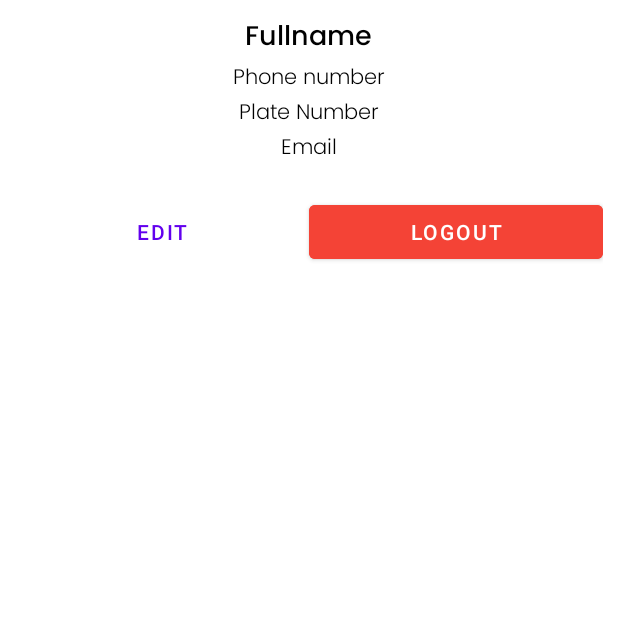
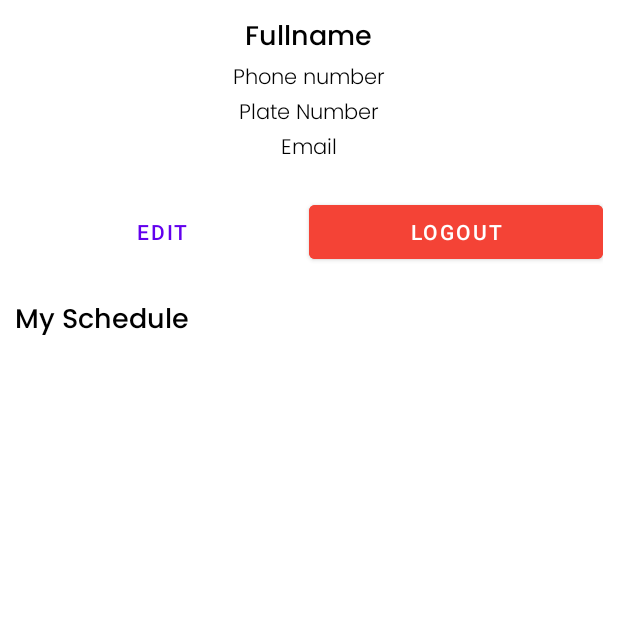
Before and after one commit to flysolo17/jewel, an Android app: the ProfileFragment screen opened through its navigation route, on a phone screen of 412 x 824 dp, the top half of it. Run offline under Robolectric (Android 15) with nearby library versions, the phone set to English and light mode, and no system bars; our stand-ins replace Firebase (no records; nobody signed in at launch, a user with empty details on screens opened directly), navigation-ui.

Commit message:
Collector Sched

```diff
--- a/app/src/main/java/com/flysolo/collectorapp/nav/ProfileFragment.kt
+++ b/app/src/main/java/com/flysolo/collectorapp/nav/ProfileFragment.kt
@@ -6,11 +6,14 @@ import androidx.fragment.app.Fragment
 import android.view.LayoutInflater
 import android.view.View
 import android.view.ViewGroup
+import androidx.recyclerview.widget.LinearLayoutManager
 import com.flysolo.collectorapp.R
+import com.flysolo.collectorapp.adapters.ScheduleAdapter
 import com.flysolo.collectorapp.databinding.FragmentHomeBinding
 import com.flysolo.collectorapp.databinding.FragmentProfileBinding
 import com.flysolo.collectorapp.login.LoginActivity
 import com.flysolo.collectorapp.models.Collector
+import com.flysolo.collectorapp.models.Schedule
 import com.google.firebase.auth.FirebaseAuth
 import com.google.firebase.firestore.FirebaseFirestore
 
@@ -19,6 +22,8 @@ class ProfileFragment : Fragment() {
     private lateinit var binding: FragmentProfileBinding
     private val firestore = FirebaseFirestore.getInstance()
     private var collector : Collector? = null
+    private lateinit var scheduleAdapter: ScheduleAdapter
+    private lateinit var scheduleList : MutableList<Schedule>
     override fun onCreateView(
         inflater: LayoutInflater, container: ViewGroup?,
         savedInstanceState: Bundle?
@@ -30,7 +35,8 @@ class ProfileFragment : Fragment() {
 
     override fun onViewCreated(view: View, savedInstanceState: Bundle?) {
         super.onViewCreated(view, savedInstanceState)
-
+        binding.recyclerviewSchedule.layoutManager = LinearLayoutManager(view.context)
+        getAllSchedules(FirebaseAuth.getInstance().currentUser?.uid)
         binding.buttonLogout.setOnClickListener {
             FirebaseAuth.getInstance().signOut()
             startActivity(Intent(activity,LoginActivity::class.java))
@@ -51,6 +57,7 @@ class ProfileFragment : Fragment() {
 
         }
     }
+
     private fun getCollectorInfo(collectorID : String) {
         firestore.collection(Collector.TABLE_NAME)
             .document(collectorID)
@@ -72,6 +79,26 @@ class ProfileFragment : Fragment() {
             binding.textPlateNumber.text = collector.plateNumber
         }
     }
+    private fun getAllSchedules(myID : String?) {
+        scheduleList = mutableListOf()
+        firestore.collection(Schedule.TABLE_NAME)
+            .whereEqualTo(Schedule.COLLECTOR_ID,myID)
+            .addSnapshotListener { value, error ->
+                scheduleList.clear()
+                error?.printStackTrace()
+                value?.documents?.map { documents ->
+                    if (documents.exists()) {
+                        val schedule = documents.toObject(Schedule::class.java)
+                        if (schedule != null) {
+                            scheduleList.add(schedule)
+                        }
+                    }
+                }
+                scheduleAdapter = ScheduleAdapter(binding.root.context,scheduleList)
+                binding.recyclerviewSchedule.adapter = scheduleAdapter
+            }
+
+    }
 
     override fun onStart() {
         super.onStart()
--- a/app/src/main/res/layout/fragment_profile.xml
+++ b/app/src/main/res/layout/fragment_profile.xml
@@ -61,10 +61,22 @@
             android:layout_width="match_parent"
             android:layout_height="wrap_content"
             android:layout_weight="1"
-
             android:backgroundTint="#F44336"
             android:text="Logout" />
     </LinearLayout>
+    <TextView
+        android:layout_width="wrap_content"
+        android:layout_height="wrap_content"
+        android:text="@string/my_schedule"
+        android:layout_margin="10dp"
+        android:fontFamily="@font/poppins_medium"
+        android:textSize="18sp"
+        android:textColor="@color/black"/>
+    <androidx.recyclerview.widget.RecyclerView
+        android:layout_width="match_parent"
+        android:layout_height="match_parent"
+        android:id="@+id/recyclerviewSchedule"/>
+
 
 
 </LinearLayout>
--- a/app/src/main/res/values/strings.xml
+++ b/app/src/main/res/values/strings.xml
@@ -17,6 +17,7 @@
     <string name="phone_number">Phone number</string>
     <string name="loading">Loading</string>
     <string name="plate_number">Plate Number</string>
+    <string name="my_schedule">My Schedule</string>
 
 
     <string-array name="barangay">
```
Also changed, not shown: app/src/main/java/com/flysolo/collectorapp/adapters/RouteAdapter.kt (added, +33 -0 lines), app/src/main/java/com/flysolo/collectorapp/adapters/ScheduleAdapter.kt (added, +54 -0 lines), app/src/main/java/com/flysolo/collectorapp/models/Schedule.kt (added, +18 -0 lines), app/src/main/java/com/flysolo/collectorapp/models/Time.kt (added, +7 -0 lines), app/src/main/res/layout/row_days.xml (added, +23 -0 lines), app/src/main/res/layout/row_routes.xml (added, +20 -0 lines), app/src/main/res/layout/row_scheds.xml (added, +41 -0 lines).
